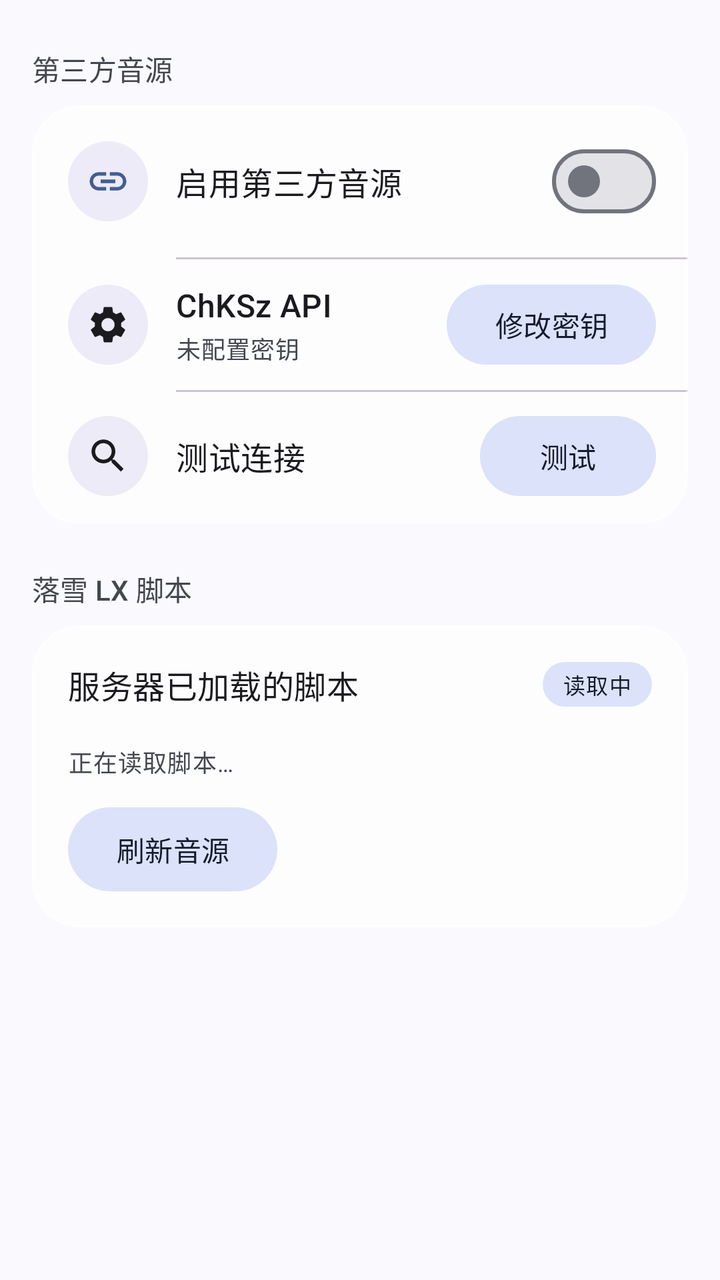
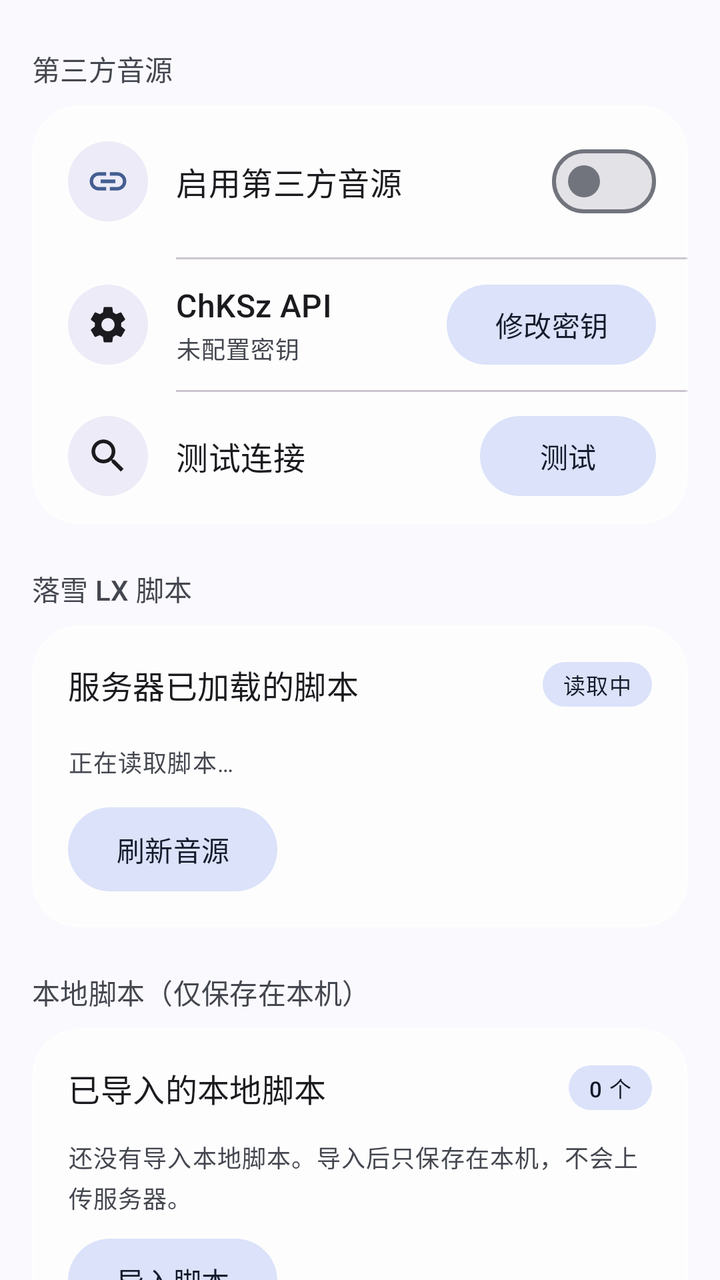

Screens rendered from an Android XML layout before and after an edit, with the pre-edit source and the edit as a unified diff.
<!-- AndroidManifest.xml: application theme Theme.QYMusic -->
<!-- res/layout/fragment_source.xml -->
<?xml version="1.0" encoding="utf-8"?>
<layout xmlns:android="http://schemas.android.com/apk/res/android"
    xmlns:app="http://schemas.android.com/apk/res-auto">

    <androidx.core.widget.NestedScrollView
        android:layout_width="match_parent"
        android:layout_height="match_parent"
        android:fillViewport="true"
        android:overScrollMode="never">

        <LinearLayout
            android:layout_width="match_parent"
            android:layout_height="wrap_content"
            android:orientation="vertical"
            android:paddingStart="16dp"
            android:paddingTop="4dp"
            android:paddingEnd="16dp"
            android:paddingBottom="28dp">

            <TextView
                style="@style/TextAppearance.Material3.LabelLarge"
                android:layout_width="match_parent"
                android:layout_height="wrap_content"
                android:layout_marginTop="20dp"
                android:layout_marginBottom="8dp"
                android:text="第三方音源"
                android:textColor="?attr/colorOnSurfaceVariant" />

            <com.google.android.material.card.MaterialCardView
                style="@style/Widget.Material3.CardView.Filled"
                android:layout_width="match_parent"
                android:layout_height="wrap_content"
                app:cardBackgroundColor="@color/glass_card"
                app:cardCornerRadius="24dp"
                app:cardElevation="0dp"
                app:contentPadding="0dp"
                app:strokeColor="@color/glass_stroke"
                app:strokeWidth="1dp">

                <LinearLayout
                    android:layout_width="match_parent"
                    android:layout_height="wrap_content"
                    android:orientation="vertical">

                    <LinearLayout
                        android:layout_width="match_parent"
                        android:layout_height="wrap_content"
                        android:gravity="center_vertical"
                        android:orientation="horizontal"
                        android:paddingStart="18dp"
                        android:paddingTop="14dp"
                        android:paddingEnd="16dp"
                        android:paddingBottom="14dp">

                        <FrameLayout
                            android:layout_width="40dp"
                            android:layout_height="40dp"
                            android:background="@drawable/bg_icon_circle">

                            <ImageView
                                android:layout_width="22dp"
                                android:layout_height="22dp"
                                android:layout_gravity="center"
                                android:contentDescription="第三方"
                                android:src="@drawable/ic_link" />

                        </FrameLayout>

                        <LinearLayout
                            android:layout_width="0dp"
                            android:layout_height="wrap_content"
                            android:layout_marginStart="14dp"
                            android:layout_weight="1"
                            android:orientation="vertical">

                            <TextView
                                android:layout_width="match_parent"
                                android:layout_height="wrap_content"
                                android:text="启用第三方音源"
                                android:textAppearance="@style/TextAppearance.Material3.TitleMedium" />

                        </LinearLayout>

                        <com.google.android.material.materialswitch.MaterialSwitch
                            android:id="@+id/switch_third_party"
                            android:layout_width="wrap_content"
                            android:layout_height="wrap_content" />

                    </LinearLayout>

                    <View
                        android:layout_width="match_parent"
                        android:layout_height="1dp"
                        android:layout_marginStart="72dp"
                        android:background="?attr/colorOutlineVariant" />

                    <LinearLayout
                        android:id="@+id/item_chksz"
                        android:layout_width="match_parent"
                        android:layout_height="wrap_content"
                        android:background="?attr/selectableItemBackground"
                        android:gravity="center_vertical"
                        android:orientation="horizontal"
                        android:paddingStart="18dp"
                        android:paddingTop="12dp"
                        android:paddingEnd="16dp"
                        android:paddingBottom="12dp">

                        <FrameLayout
                            android:layout_width="40dp"
                            android:layout_height="40dp"
                            android:background="@drawable/bg_icon_circle">

                            <ImageView
                                android:layout_width="22dp"
                                android:layout_height="22dp"
                                android:layout_gravity="center"
                                android:contentDescription="密钥"
                                android:src="@drawable/baseline_settings_24" />

                        </FrameLayout>

                        <LinearLayout
                            android:layout_width="0dp"
                            android:layout_height="wrap_content"
                            android:layout_marginStart="14dp"
                            android:layout_weight="1"
                            android:orientation="vertical">

                            <TextView
                                android:layout_width="match_parent"
                                android:layout_height="wrap_content"
                                android:text="ChKSz API"
                                android:textAppearance="@style/TextAppearance.Material3.TitleMedium" />

                            <TextView
                                android:id="@+id/tv_chksz_status"
                                android:layout_width="match_parent"
                                android:layout_height="wrap_content"
                                android:layout_marginTop="2dp"
                                android:text="未配置密钥"
                                android:textAppearance="@style/TextAppearance.Material3.BodySmall"
                                android:textColor="?attr/colorOnSurfaceVariant" />

                        </LinearLayout>

                        <com.google.android.material.button.MaterialButton
                            android:id="@+id/btn_edit_key"
                            style="@style/Widget.Material3.Button.TonalButton"
                            android:layout_width="wrap_content"
                            android:layout_height="40dp"
                            android:insetTop="0dp"
                            android:insetBottom="0dp"
                            android:text="修改密钥" />

                    </LinearLayout>

                    <View
                        android:layout_width="match_parent"
                        android:layout_height="1dp"
                        android:layout_marginStart="72dp"
                        android:background="?attr/colorOutlineVariant" />

                    <LinearLayout
                        android:layout_width="match_parent"
                        android:layout_height="wrap_content"
                        android:gravity="center_vertical"
                        android:orientation="horizontal"
                        android:paddingStart="18dp"
                        android:paddingTop="12dp"
                        android:paddingEnd="16dp"
                        android:paddingBottom="14dp">

                        <FrameLayout
                            android:layout_width="40dp"
                            android:layout_height="40dp"
                            android:background="@drawable/bg_icon_circle">

                            <ImageView
                                android:layout_width="22dp"
                                android:layout_height="22dp"
                                android:layout_gravity="center"
                                android:contentDescription="测试"
                                android:src="@drawable/baseline_search_24" />

                        </FrameLayout>

                        <LinearLayout
                            android:layout_width="0dp"
                            android:layout_height="wrap_content"
                            android:layout_marginStart="14dp"
                            android:layout_weight="1"
                            android:orientation="vertical">

                            <TextView
                                android:layout_width="match_parent"
                                android:layout_height="wrap_content"
                                android:text="测试连接"
                                android:textAppearance="@style/TextAppearance.Material3.TitleMedium" />

                        </LinearLayout>

                        <com.google.android.material.button.MaterialButton
                            android:id="@+id/btn_test_third_party"
                            style="@style/Widget.Material3.Button.TonalButton"
                            android:layout_width="wrap_content"
                            android:layout_height="40dp"
                            android:insetTop="0dp"
                            android:insetBottom="0dp"
                            android:text="测试" />

                    </LinearLayout>

                </LinearLayout>

            </com.google.android.material.card.MaterialCardView>

            <TextView
                style="@style/TextAppearance.Material3.LabelLarge"
                android:layout_width="match_parent"
                android:layout_height="wrap_content"
                android:layout_marginTop="22dp"
                android:layout_marginBottom="8dp"
                android:text="落雪 LX 脚本"
                android:textColor="?attr/colorOnSurfaceVariant" />

            <com.google.android.material.card.MaterialCardView
                style="@style/Widget.Material3.CardView.Filled"
                android:layout_width="match_parent"
                android:layout_height="wrap_content"
                app:cardBackgroundColor="@color/glass_card"
                app:cardCornerRadius="24dp"
                app:cardElevation="0dp"
                app:contentPadding="18dp"
                app:strokeColor="@color/glass_stroke"
                app:strokeWidth="1dp">

                <LinearLayout
                    android:layout_width="match_parent"
                    android:layout_height="wrap_content"
                    android:orientation="vertical">

                    <LinearLayout
                        android:layout_width="match_parent"
                        android:layout_height="wrap_content"
                        android:gravity="center_vertical"
                        android:orientation="horizontal">

                        <TextView
                            android:layout_width="0dp"
                            android:layout_height="wrap_content"
                            android:layout_weight="1"
                            android:text="服务器已加载的脚本"
                            android:textAppearance="@style/TextAppearance.Material3.TitleMedium" />

                        <TextView
                            android:id="@+id/tv_script_count"
                            android:layout_width="wrap_content"
                            android:layout_height="wrap_content"
                            android:background="@drawable/bg_badge"
                            android:paddingStart="10dp"
                            android:paddingTop="3dp"
                            android:paddingEnd="10dp"
                            android:paddingBottom="3dp"
                            android:text="读取中"
                            android:textAppearance="@style/TextAppearance.Material3.LabelSmall"
                            android:textColor="?attr/colorOnSecondaryContainer" />

                    </LinearLayout>

                    <LinearLayout
                        android:id="@+id/ll_scripts"
                        android:layout_width="match_parent"
                        android:layout_height="wrap_content"
                        android:layout_marginTop="8dp"
                        android:orientation="vertical" />

                    <TextView
                        android:id="@+id/tv_scripts_empty"
                        android:layout_width="match_parent"
                        android:layout_height="wrap_content"
                        android:lineSpacingExtra="3dp"
                        android:paddingTop="10dp"
                        android:text="正在读取脚本…"
                        android:textAppearance="@style/TextAppearance.Material3.BodySmall"
                        android:textColor="?attr/colorOnSurfaceVariant" />

                    <com.google.android.material.button.MaterialButton
                        android:id="@+id/btn_refresh"
                        style="@style/Widget.Material3.Button.TonalButton"
                        android:layout_width="wrap_content"
                        android:layout_height="42dp"
                        android:layout_marginTop="14dp"
                        android:insetTop="0dp"
                        android:insetBottom="0dp"
                        android:text="刷新音源" />

                </LinearLayout>

            </com.google.android.material.card.MaterialCardView>

        </LinearLayout>

    </androidx.core.widget.NestedScrollView>

</layout>
<!-- resources referenced by this layout -->
<resources>
  <color name="glass_card">#B8FFFFFF</color>
  <color name="glass_stroke">#80FFFFFF</color>
  <!-- drawable baseline_search_24 (drawable) -->
  <vector xmlns:android="http://schemas.android.com/apk/res/android"
      android:width="24dp"
      android:height="24dp"
      android:tint="?attr/colorOnBackground"
      android:viewportWidth="24"
      android:viewportHeight="24">
  
      <path
          android:fillColor="@android:color/white"
          android:pathData="M15.5,14h-0.79l-0.28,-0.27C15.41,12.59 16,11.11 16,9.5 16,5.91 13.09,3 9.5,3S3,5.91 3,9.5 5.91,16 9.5,16c1.61,0 3.09,-0.59 4.23,-1.57l0.27,0.28v0.79l5,4.99L20.49,19l-4.99,-5zM9.5,14C7.01,14 5,11.99 5,9.5S7.01,5 9.5,5 14,7.01 14,9.5 11.99,14 9.5,14z" />
  
  </vector>
  <!-- drawable baseline_settings_24 (drawable) -->
  <vector xmlns:android="http://schemas.android.com/apk/res/android"
      android:width="24dp"
      android:height="24dp"
      android:tint="?attr/colorOnBackground"
      android:viewportWidth="24"
      android:viewportHeight="24">
  
      <path
          android:fillColor="@android:color/white"
          android:pathData="M19.14,12.94c0.04,-0.3 0.06,-0.61 0.06,-0.94c0,-0.32 -0.02,-0.64 -0.07,-0.94l2.03,-1.58c0.18,-0.14 0.23,-0.41 0.12,-0.61l-1.92,-3.32c-0.12,-0.22 -0.37,-0.29 -0.59,-0.22l-2.39,0.96c-0.5,-0.38 -1.03,-0.7 -1.62,-0.94L14.4,2.81c-0.04,-0.24 -0.24,-0.41 -0.48,-0.41h-3.84c-0.24,0 -0.43,0.17 -0.47,0.41L9.25,5.35C8.66,5.59 8.12,5.92 7.63,6.29L5.24,5.33c-0.22,-0.08 -0.47,0 -0.59,0.22L2.74,8.87C2.62,9.08 2.66,9.34 2.86,9.48l2.03,1.58C4.84,11.36 4.8,11.69 4.8,12s0.02,0.64 0.07,0.94l-2.03,1.58c-0.18,0.14 -0.23,0.41 -0.12,0.61l1.92,3.32c0.12,0.22 0.37,0.29 0.59,0.22l2.39,-0.96c0.5,0.38 1.03,0.7 1.62,0.94l0.36,2.54c0.05,0.24 0.24,0.41 0.48,0.41h3.84c0.24,0 0.44,-0.17 0.47,-0.41l0.36,-2.54c0.59,-0.24 1.13,-0.56 1.62,-0.94l2.39,0.96c0.22,0.08 0.47,0 0.59,-0.22l1.92,-3.32c0.12,-0.22 0.07,-0.47 -0.12,-0.61L19.14,12.94zM12,15.6c-1.98,0 -3.6,-1.62 -3.6,-3.6s1.62,-3.6 3.6,-3.6s3.6,1.62 3.6,3.6S13.98,15.6 12,15.6z" />
  
  </vector>
  <!-- drawable bg_badge (drawable) -->
  <?xml version="1.0" encoding="utf-8"?>
  <shape xmlns:android="http://schemas.android.com/apk/res/android"
      android:shape="rectangle">
      <solid android:color="?attr/colorSecondaryContainer" />
      <corners android:radius="999dp" />
  </shape>
  <!-- drawable bg_icon_circle (drawable) -->
  <?xml version="1.0" encoding="utf-8"?>
  <shape xmlns:android="http://schemas.android.com/apk/res/android"
      android:shape="oval">
      <solid android:color="#1A5B4DBB" />
  </shape>
  <!-- drawable ic_link (drawable) -->
  <vector xmlns:android="http://schemas.android.com/apk/res/android"
      android:width="24dp"
      android:height="24dp"
      android:viewportWidth="24"
      android:viewportHeight="24"
      android:tint="?attr/colorPrimary">
      <path
          android:fillColor="@android:color/white"
          android:pathData="M3.9,12c0,-1.71 1.39,-3.1 3.1,-3.1h4V7H7c-2.76,0 -5,2.24 -5,5s2.24,5 5,5h4v-1.9H7c-1.71,0 -3.1,-1.39 -3.1,-3.1zM8,13h8v-2H8v2zM17,7h-4v1.9h4c1.71,0 3.1,1.39 3.1,3.1s-1.39,3.1 -3.1,3.1h-4V17h4c2.76,0 5,-2.24 5,-5s-2.24,-5 -5,-5z" />
  </vector>
  <style name="Theme.QYMusic" parent="Theme.Material3.DynamicColors.DayNight.NoActionBar">
          
          <item name="android:statusBarColor">@android:color/transparent</item>
          <item name="android:navigationBarColor">@android:color/transparent</item>
          <item name="android:windowTranslucentStatus">false</item>
          <item name="android:windowLightStatusBar">true</item>
          <item name="android:windowLightNavigationBar" tools:targetApi="27">true</item>
          <item name="android:enforceNavigationBarContrast" tools:targetApi="29">false</item>
          
      </style>
</resources>

<!-- the commit's change to res/layout/fragment_source.xml (unified diff, before → after) -->
@@ -299,6 +299,90 @@
 
             </com.google.android.material.card.MaterialCardView>
 
+            <TextView
+                style="@style/TextAppearance.Material3.LabelLarge"
+                android:layout_width="match_parent"
+                android:layout_height="wrap_content"
+                android:layout_marginTop="22dp"
+                android:layout_marginBottom="8dp"
+                android:text="本地脚本（仅保存在本机）"
+                android:textColor="?attr/colorOnSurfaceVariant" />
+
+            <com.google.android.material.card.MaterialCardView
+                style="@style/Widget.Material3.CardView.Filled"
+                android:layout_width="match_parent"
+                android:layout_height="wrap_content"
+                app:cardBackgroundColor="@color/glass_card"
+                app:cardCornerRadius="24dp"
+                app:cardElevation="0dp"
+                app:contentPadding="18dp"
+                app:strokeColor="@color/glass_stroke"
+                app:strokeWidth="1dp">
+
+                <LinearLayout
+                    android:layout_width="match_parent"
+                    android:layout_height="wrap_content"
+                    android:orientation="vertical">
+
+                    <LinearLayout
+                        android:layout_width="match_parent"
+                        android:layout_height="wrap_content"
+                        android:gravity="center_vertical"
+                        android:orientation="horizontal">
+
+                        <TextView
+                            android:layout_width="0dp"
+                            android:layout_height="wrap_content"
+                            android:layout_weight="1"
+                            android:text="已导入的本地脚本"
+                            android:textAppearance="@style/TextAppearance.Material3.TitleMedium" />
+
+                        <TextView
+                            android:id="@+id/tv_local_script_count"
+                            android:layout_width="wrap_content"
+                            android:layout_height="wrap_content"
+                            android:background="@drawable/bg_badge"
+                            android:paddingStart="10dp"
+                            android:paddingTop="3dp"
+                            android:paddingEnd="10dp"
+                            android:paddingBottom="3dp"
+                            android:text="0 个"
+                            android:textAppearance="@style/TextAppearance.Material3.LabelSmall"
+                            android:textColor="?attr/colorOnSecondaryContainer" />
+
+                    </LinearLayout>
+
+                    <LinearLayout
+                        android:id="@+id/ll_local_scripts"
+                        android:layout_width="match_parent"
+                        android:layout_height="wrap_content"
+                        android:layout_marginTop="6dp"
+                        android:orientation="vertical" />
+
+                    <TextView
+                        android:id="@+id/tv_local_scripts_empty"
+                        android:layout_width="match_parent"
+                        android:layout_height="wrap_content"
+                        android:lineSpacingExtra="3dp"
+                        android:paddingTop="8dp"
+                        android:text="还没有导入本地脚本。导入后只保存在本机，不会上传服务器。"
+                        android:textAppearance="@style/TextAppearance.Material3.BodySmall"
+                        android:textColor="?attr/colorOnSurfaceVariant" />
+
+                    <com.google.android.material.button.MaterialButton
+                        android:id="@+id/btn_import_local"
+                        style="@style/Widget.Material3.Button.TonalButton"
+                        android:layout_width="wrap_content"
+                        android:layout_height="42dp"
+                        android:layout_marginTop="12dp"
+                        android:insetTop="0dp"
+                        android:insetBottom="0dp"
+                        android:text="导入脚本" />
+
+                </LinearLayout>
+
+            </com.google.android.material.card.MaterialCardView>
+
         </LinearLayout>
 
     </androidx.core.widget.NestedScrollView>
